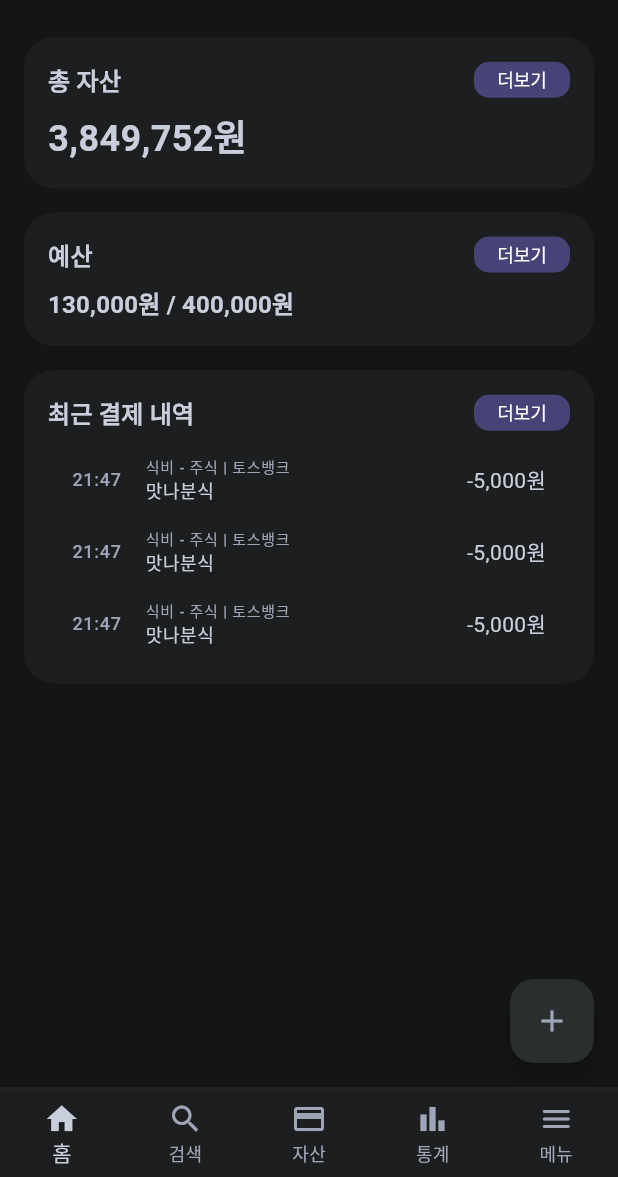
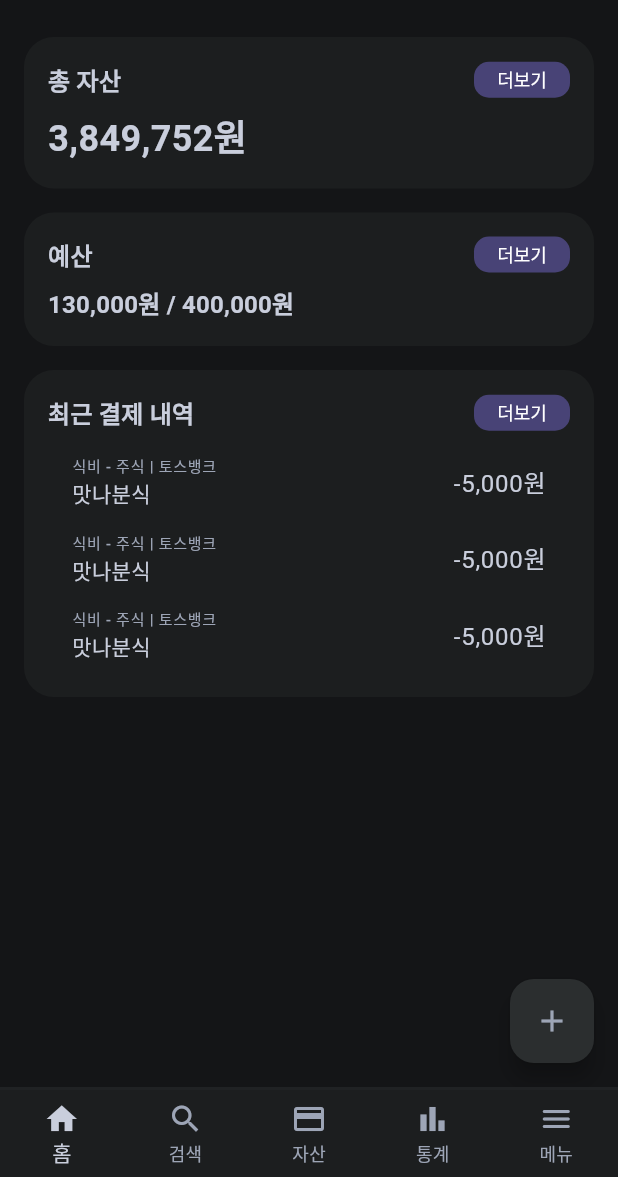
Before and after one commit to jhssong/profitnote, a Flutter app: the screen it shows after launch, on a phone screen of 412 x 824 dp, the part 59-1236 px from its top. Run offline on Flutter 3.47's test engine with Material 3 defaults, Android fonts, the light colour scheme and no system bars; our stand-ins replace syncfusion_flutter_charts.

Commit message:
style: Change the items displayed in TransactionItemWidget

```diff
--- a/lib/widgets/transaction_item_widget.dart
+++ b/lib/widgets/transaction_item_widget.dart
@@ -15,15 +15,6 @@ class TransactionItemWidget extends StatelessWidget {
       child: Row(
         mainAxisAlignment: MainAxisAlignment.spaceBetween,
         children: [
-          Column(
-            children: [
-              Text(
-                "21:47",
-                style: Theme.of(context).textTheme.labelMedium,
-              ),
-            ],
-          ),
-          const SizedBox(width: 16),
           Expanded(
               child: Row(
             children: [
@@ -36,7 +27,7 @@ class TransactionItemWidget extends StatelessWidget {
                   ),
                   Text(
                     "맛나분식",
-                    style: Theme.of(context).textTheme.bodySmall,
+                    style: Theme.of(context).textTheme.bodyMedium,
                   ),
                 ],
               ),
@@ -45,7 +36,7 @@ class TransactionItemWidget extends StatelessWidget {
           const SizedBox(width: 16),
           Text(
             "-5,000원",
-            style: Theme.of(context).textTheme.bodyMedium,
+            style: Theme.of(context).textTheme.bodyLarge,
           ),
         ],
       ),
```
